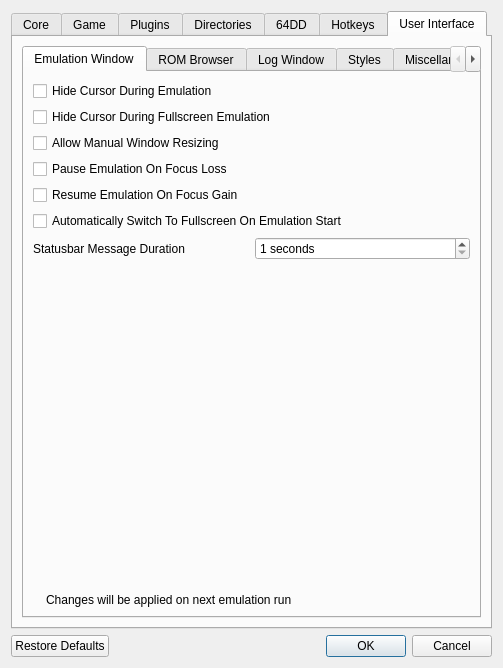
Above: Source/RMG/UserInterface/Dialog/SettingsDialog.ui from Rosalie241/RMG before the change. Below: the same form after it.
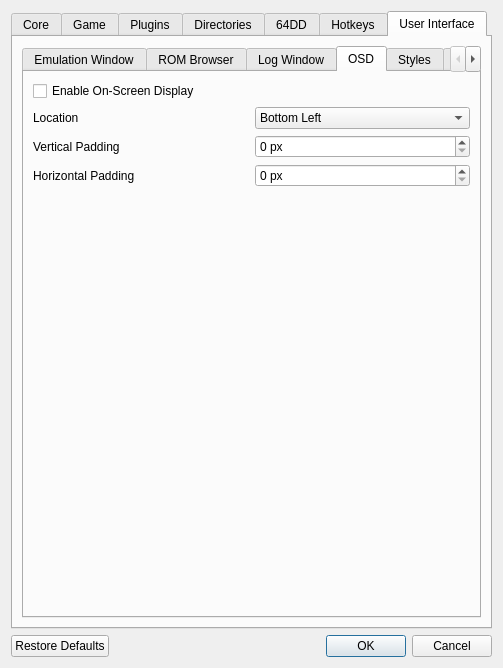
That is the form after the change. The open tabs and pages were chosen to show the change. Icons and pictures are not drawn. Custom widgets are drawn as their Qt base class.

The edit to the form file:
```diff
--- a/Source/RMG/UserInterface/Dialog/SettingsDialog.ui
+++ b/Source/RMG/UserInterface/Dialog/SettingsDialog.ui
@@ -2114,6 +2114,110 @@
                </item>
               </layout>
              </widget>
+             <widget class="QWidget" name="tab_6">
+              <attribute name="title">
+               <string>OSD</string>
+              </attribute>
+              <layout class="QVBoxLayout" name="verticalLayout_13">
+               <item>
+                <widget class="QCheckBox" name="osdEnabledCheckBox">
+                 <property name="text">
+                  <string>Enable On-Screen Display</string>
+                 </property>
+                </widget>
+               </item>
+               <item>
+                <layout class="QHBoxLayout" name="horizontalLayout_10">
+                 <item>
+                  <widget class="QLabel" name="label_9">
+                   <property name="text">
+                    <string>Location</string>
+                   </property>
+                  </widget>
+                 </item>
+                 <item>
+                  <widget class="QComboBox" name="osdLocationComboBox">
+                   <item>
+                    <property name="text">
+                     <string>Bottom Left</string>
+                    </property>
+                   </item>
+                   <item>
+                    <property name="text">
+                     <string>Top Left</string>
+                    </property>
+                   </item>
+                   <item>
+                    <property name="text">
+                     <string>Top Right</string>
+                    </property>
+                   </item>
+                   <item>
+                    <property name="text">
+                     <string>Bottom Right</string>
+                    </property>
+                   </item>
+                  </widget>
+                 </item>
+                </layout>
+               </item>
+               <item>
+                <layout class="QHBoxLayout" name="horizontalLayout_8">
+                 <item>
+                  <widget class="QLabel" name="label_7">
+                   <property name="text">
+                    <string>Vertical Padding</string>
+                   </property>
+                  </widget>
+                 </item>
+                 <item>
+                  <widget class="QSpinBox" name="osdVerticalPaddingSpinBox">
+                   <property name="specialValueText">
+                    <string/>
+                   </property>
+                   <property name="suffix">
+                    <string> px</string>
+                   </property>
+                  </widget>
+                 </item>
+                </layout>
+               </item>
+               <item>
+                <layout class="QHBoxLayout" name="horizontalLayout_9">
+                 <item>
+                  <widget class="QLabel" name="label_8">
+                   <property name="text">
+                    <string>Horizontal Padding</string>
+                   </property>
+                  </widget>
+                 </item>
+                 <item>
+                  <widget class="QSpinBox" name="osdHorizontalPaddingSpinBox">
+                   <property name="specialValueText">
+                    <string/>
+                   </property>
+                   <property name="suffix">
+                    <string> px</string>
+                   </property>
+                  </widget>
+                 </item>
+                </layout>
+               </item>
+               <item>
+                <spacer name="verticalSpacer_17">
+                 <property name="orientation">
+                  <enum>Qt::Vertical</enum>
+                 </property>
+                 <property name="sizeHint" stdset="0">
+                  <size>
+                   <width>20</width>
+                   <height>40</height>
+                  </size>
+                 </property>
+                </spacer>
+               </item>
+              </layout>
+             </widget>
              <widget class="QWidget" name="tab_4">
               <attribute name="title">
                <string>Styles</string>
```
